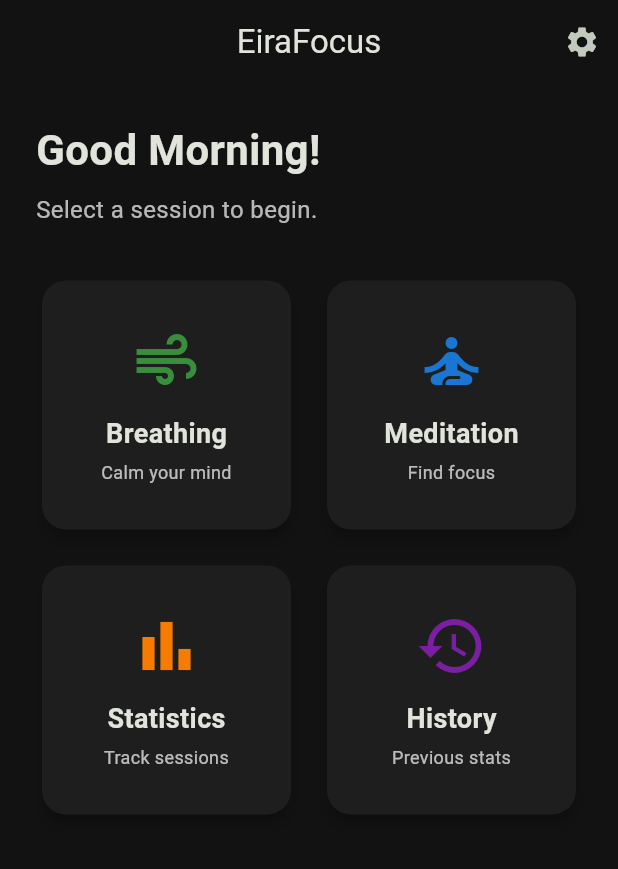
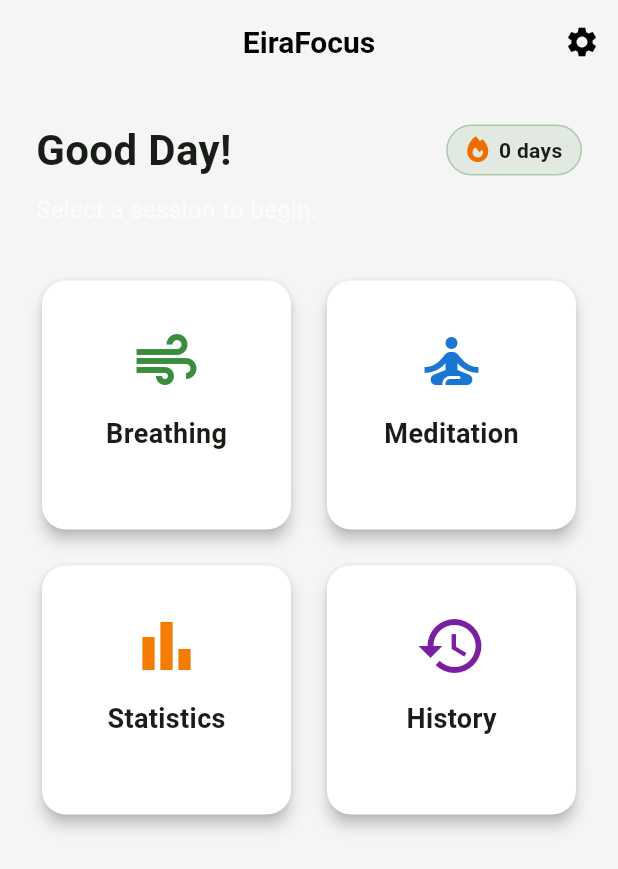
Before and after one commit to eirafocus/eirafocus, a Flutter app: the screen it shows after launch, after a tap on "GET STARTED", on a phone screen of 412 x 824 dp. Shown: the top 869 px of the screen. Run offline on Flutter 3.47's test engine with Material 3 defaults, Android fonts, the phone set to English and light mode, and no system bars; our stand-ins replace flutter_riverpod, font_awesome_flutter, sqflite; accounts and stored records are empty.

Commit message:
feat: light/dark themes, meditation timer with prompts, and local database session tracking

```diff
--- /dev/null
+++ b/lib/core/data/database_helper.dart
@@ -0,0 +1,111 @@
+import 'package:sqflite/sqflite.dart';
+import 'package:path/path.dart';
+import 'package:eirafocus/features/meditation/domain/meditation_models.dart';
+
+class DatabaseHelper {
+  static final DatabaseHelper instance = DatabaseHelper._init();
+  static Database? _database;
+
+  DatabaseHelper._init();
+
+  Future<Database> get database async {
+    if (_database != null) return _database!;
+    _database = await _initDB('eirafocus.db');
+    return _database!;
+  }
+
+  Future<Database> _initDB(String filePath) async {
+    final dbPath = await getDatabasesPath();
+    final path = join(dbPath, filePath);
+
+    return await openDatabase(
+      path,
+      version: 1,
+      onCreate: _createDB,
+    );
+  }
+
+  Future _createDB(Database db, int version) async {
+    await db.execute('''
+      CREATE TABLE sessions (
+        id INTEGER PRIMARY KEY AUTOINCREMENT,
+        type TEXT NOT NULL,
+        method TEXT NOT NULL,
+        duration_seconds INTEGER NOT NULL,
+        timestamp TEXT NOT NULL
+      )
+    ''');
+
+    await db.execute('''
+      CREATE TABLE streaks (
+        id INTEGER PRIMARY KEY AUTOINCREMENT,
+        last_session_date TEXT NOT NULL,
+        current_streak INTEGER NOT NULL
+      )
+    ''');
+  }
+
+  Future<void> insertSession(MeditationSession session) async {
+    final db = await instance.database;
+    await db.insert('sessions', session.toMap());
+    await _updateStreak(session.timestamp);
+  }
+
+  Future<List<MeditationSession>> getSessions() async {
+    final db = await instance.database;
+    final List<Map<String, dynamic>> maps = await db.query('sessions', orderBy: 'timestamp DESC');
+    return List.generate(maps.length, (i) => MeditationSession.fromMap(maps[i]));
+  }
+
+  Future<void> _updateStreak(DateTime timestamp) async {
+    final db = await instance.database;
+    final today = DateTime(timestamp.year, timestamp.month, timestamp.day).toIso8601String().split('T')[0];
+
+    final List<Map<String, dynamic>> result = await db.query('streaks', limit: 1);
+
+    if (result.isEmpty) {
+      await db.insert('streaks', {
+        'last_session_date': today,
+        'current_streak': 1,
+      });
+    } else {
+      final lastDate = result.first['last_session_date'] as String;
+      final currentStreak = result.first['current_streak'] as int;
+
+      if (lastDate == today) return;
+
+      final lastDateTime = DateTime.parse(lastDate);
+      final todayDateTime = DateTime.parse(today);
+      final difference = todayDateTime.difference(lastDateTime).inDays;
+
+      if (difference == 1) {
+        await db.update('streaks', {
+          'last_session_date': today,
+          'current_streak': currentStreak + 1,
+        });
+      } else if (difference > 1) {
+        await db.update('streaks', {
+          'last_session_date': today,
+          'current_streak': 1,
+        });
+      }
+    }
+  }
+
+  Future<int> getCurrentStreak() async {
+    final db = await instance.database;
+    final result = await db.query('streaks', limit: 1);
+    if (result.isEmpty) return 0;
+
+    final lastDate = result.first['last_session_date'] as String;
+    final lastDateTime = DateTime.parse(lastDate);
+    final today = DateTime.now();
+    final difference = DateTime(today.year, today.month, today.day).difference(lastDateTime).inDays;
+
+    if (difference > 1) {
+      return 0;
+    }
+
+    return result.first['current_streak'] as int;
+  }
+}
--- a/lib/core/theme/theme.dart
+++ b/lib/core/theme/theme.dart
@@ -1,21 +1,79 @@
 import 'package:flutter/material.dart';
 
 class EiraTheme {
+  // Primary green inspired by the logo
+  static const Color primaryGreen = Color(0xFF2E7D32);
+  static const Color secondaryGreen = Color(0xFF66BB6A);
+
+  static ThemeData get lightTheme {
+    return ThemeData(
+      useMaterial3: true,
+      colorScheme: ColorScheme.fromSeed(
+        seedColor: primaryGreen,
+        brightness: Brightness.light,
+        primary: primaryGreen,
+        surface: const Color(0xFFF5F5F5),
+      ),
+      scaffoldBackgroundColor: const Color(0xFFF5F5F5),
+      appBarTheme: const AppBarTheme(
+        backgroundColor: Colors.transparent,
+        elevation: 0,
+        centerTitle: true,
+        titleTextStyle: TextStyle(
+          color: Colors.black,
+          fontSize: 20,
+          fontWeight: FontWeight.bold,
+        ),
+        iconTheme: IconThemeData(color: Colors.black),
+      ),
+      cardTheme: CardThemeData(
+        color: Colors.white,
+        elevation: 1,
+        shape: RoundedRectangleBorder(
+          borderRadius: BorderRadius.circular(16),
+        ),
+      ),
+      textTheme: const TextTheme(
+        headlineLarge: TextStyle(
+          fontSize: 32,
+          fontWeight: FontWeight.bold,
+          color: Colors.black,
+        ),
+        headlineMedium: TextStyle(
+          fontSize: 24,
+          fontWeight: FontWeight.w600,
+          color: Colors.black,
+        ),
+        bodyLarge: TextStyle(
+          fontSize: 16,
+          color: Colors.black87,
+        ),
+      ),
+    );
+  }
+
   static ThemeData get darkTheme {
     return ThemeData(
       useMaterial3: true,
       colorScheme: ColorScheme.fromSeed(
-        seedColor: const Color(0xFF2E7D32), // A calming green
+        seedColor: primaryGreen,
         brightness: Brightness.dark,
+        primary: primaryGreen,
         surface: const Color(0xFF121212),
       ),
       scaffoldBackgroundColor: const Color(0xFF121212),
       appBarTheme: const AppBarTheme(
-        backgroundColor: Color(0xFF121212),
+        backgroundColor: Colors.transparent,
         elevation: 0,
         centerTitle: true,
+        titleTextStyle: TextStyle(
+          color: Colors.white,
+          fontSize: 20,
+          fontWeight: FontWeight.bold,
+        ),
+        iconTheme: IconThemeData(color: Colors.white),
       ),
-      cardTheme: CardTheme(
+      cardTheme: CardThemeData(
         color: const Color(0xFF1E1E1E),
         elevation: 2,
         shape: RoundedRectangleBorder(
--- a/lib/features/dashboard/presentation/dashboard_screen.dart
+++ b/lib/features/dashboard/presentation/dashboard_screen.dart
@@ -1,9 +1,33 @@
 import 'package:flutter/material.dart';
 import 'package:font_awesome_flutter/font_awesome_flutter.dart';
 import 'package:eirafocus/features/breathing/presentation/breathing_screen.dart';
+import 'package:eirafocus/features/meditation/presentation/meditation_screen.dart';
+import 'package:eirafocus/core/data/database_helper.dart';
 
-class DashboardScreen extends StatelessWidget {
+class DashboardScreen extends StatefulWidget {
   const DashboardScreen({super.key});
+
+  @override
+  State<DashboardScreen> createState() => _DashboardScreenState();
+}
+
+class _DashboardScreenState extends State<DashboardScreen> {
+  int _currentStreak = 0;
+
+  @override
+  void initState() {
+    super.initState();
+    _loadStreak();
+  }
+
+  Future<void> _loadStreak() async {
+    final streak = await DatabaseHelper.instance.getCurrentStreak();
+    if (mounted) {
+      setState(() {
+        _currentStreak = streak;
+      });
+    }
+  }
 
   @override
   Widget build(BuildContext context) {
@@ -22,9 +46,15 @@ class DashboardScreen extends StatelessWidget {
         child: Column(
           crossAxisAlignment: CrossAxisAlignment.start,
           children: [
-            const Text(
-              'Good Morning!',
-              style: TextStyle(fontSize: 28, fontWeight: FontWeight.bold),
+            Row(
+              mainAxisAlignment: MainAxisAlignment.spaceBetween,
+              children: [
+                const Text(
+                  'Good Day!',
+                  style: TextStyle(fontSize: 28, fontWeight: FontWeight.bold),
+                ),
+                _buildStreakBadge(),
+              ],
             ),
             const SizedBox(height: 8),
             const Text(
@@ -56,6 +86,11 @@ class DashboardScreen extends StatelessWidget {
                     'Find focus',
                     Icons.self_improvement,
                     Colors.blue.shade700,
+                    onTap: () {
+                      Navigator.of(context).push(
+                        MaterialPageRoute(builder: (context) => const MeditationScreen()),
+                      );
+                    },
                   ),
                   _buildDashboardCard(
                     context,
@@ -76,6 +111,28 @@ class DashboardScreen extends StatelessWidget {
             ),
           ],
         ),
+      ),
+    );
+  }
+
+  Widget _buildStreakBadge() {
+    return Container(
+      padding: const EdgeInsets.symmetric(horizontal: 12, vertical: 6),
+      decoration: BoxDecoration(
+        color: Theme.of(context).colorScheme.primary.withOpacity(0.1),
+        borderRadius: BorderRadius.circular(20),
+        border: Border.all(color: Theme.of(context).colorScheme.primary.withOpacity(0.3)),
+      ),
+      child: Row(
+        mainAxisSize: MainAxisSize.min,
+        children: [
+          Icon(FontAwesomeIcons.fire, size: 16, color: Colors.orange.shade800),
+          const SizedBox(width: 6),
+          Text(
+            '$_currentStreak days',
+            style: const TextStyle(fontWeight: FontWeight.bold),
+          ),
+        ],
       ),
     );
   }
--- /dev/null
+++ b/lib/features/meditation/domain/meditation_models.dart
@@ -0,0 +1,52 @@
+class MeditationPrompt {
+  final String text;
+  final Duration interval;
+
+  const MeditationPrompt({
+    required this.text,
+    required this.interval,
+  });
+
+  static const List<MeditationPrompt> defaultPrompts = [
+    MeditationPrompt(text: "Focus on your breath.", interval: Duration(seconds: 0)),
+    MeditationPrompt(text: "Let go of any tension in your shoulders.", interval: Duration(seconds: 60)),
+    MeditationPrompt(text: "Acknowledge your thoughts, then let them pass.", interval: Duration(seconds: 120)),
+    MeditationPrompt(text: "Bring your attention back to the present moment.", interval: Duration(seconds: 180)),
+    MeditationPrompt(text: "Inhale peace, exhale stress.", interval: Duration(seconds: 240)),
+  ];
+}
+
+class MeditationSession {
+  final int? id;
+  final String type; // 'Breathing' or 'Meditation'
+  final String method;
+  final int durationSeconds;
+  final DateTime timestamp;
+
+  const MeditationSession({
+    this.id,
+    required this.type,
+    required this.method,
+    required this.durationSeconds,
+    required this.timestamp,
+  });
+
+  Map<String, dynamic> toMap() {
+    return {
+      'type': type,
+      'method': method,
+      'duration_seconds': durationSeconds,
+      'timestamp': timestamp.toIso8601String(),
+    };
+  }
+
+  factory MeditationSession.fromMap(Map<String, dynamic> map) {
+    return MeditationSession(
+      id: map['id'],
+      type: map['type'],
+      method: map['method'],
+      durationSeconds: map['duration_seconds'],
+      timestamp: DateTime.parse(map['timestamp']),
+    );
+  }
+}
--- a/lib/main.dart
+++ b/lib/main.dart
@@ -18,7 +18,9 @@ class EiraFocusApp extends StatelessWidget {
   Widget build(BuildContext context) {
     return MaterialApp(
       title: 'EiraFocus',
-      theme: EiraTheme.darkTheme,
+      theme: EiraTheme.lightTheme,
+      darkTheme: EiraTheme.darkTheme,
+      themeMode: ThemeMode.system, // Switch based on device settings
       debugShowCheckedModeBanner: false,
       home: const SplashScreen(),
     );
```
Also changed, not shown: lib/features/breathing/presentation/breathing_session_screen.dart (+24 -2 lines), lib/features/meditation/presentation/meditation_screen.dart (added, +193 -0 lines).
